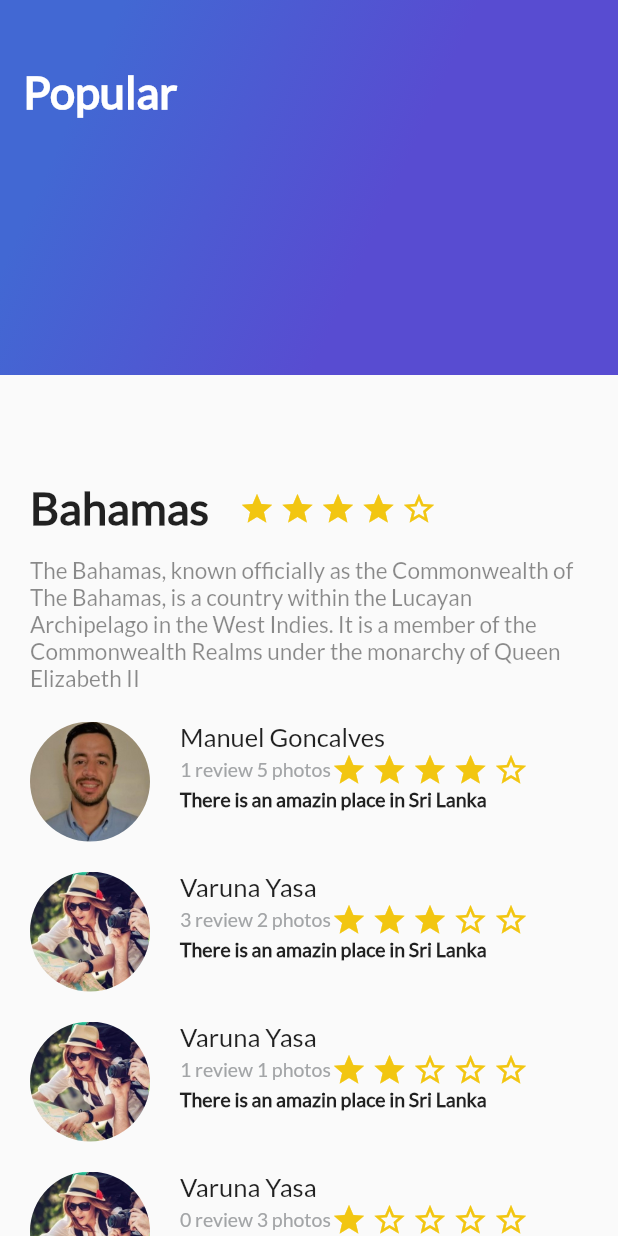
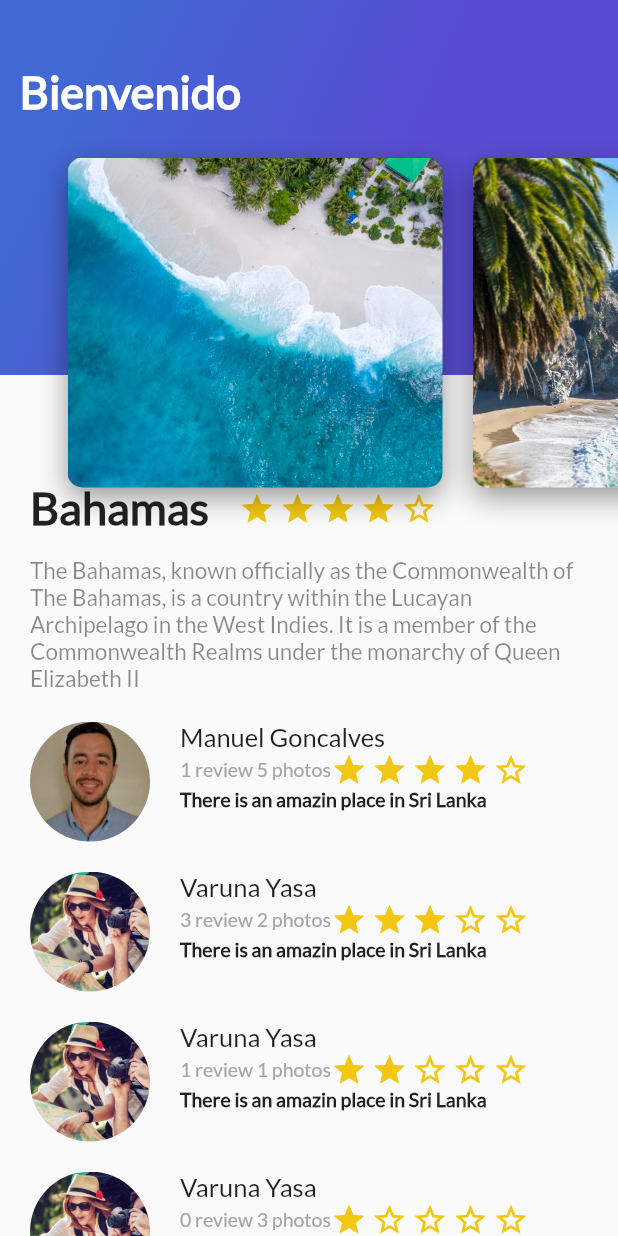
Before and after one commit to Manuel28G/PlatziFlutter, a Flutter app: the screen it shows after launch, on a phone screen of 412 x 824 dp. Run offline on Flutter 3.47's test engine with Material 2 defaults, Android fonts, the phone set to English and light mode, and no system bars.

Commit message:
Creating header

```diff
--- /dev/null
+++ b/lib/card_image_list.dart
@@ -0,0 +1,28 @@
+import 'package:com/card_image.dart';
+import 'package:flutter/material.dart';
+
+class CardImageList extends StatelessWidget{
+
+  @override
+  Widget build(BuildContext context) {
+    // TODO: implement build
+    return Container(
+      height: 350.0,
+      child: ListView(
+        padding: EdgeInsets.all(25.0),
+        scrollDirection: Axis.horizontal,
+        children: <Widget>[
+          CardImage("assets/img/beach.jpeg"),
+          CardImage("assets/img/beach_palm.jpeg"),
+          CardImage("assets/img/girl.jpg"),
+          CardImage("assets/img/mountain.jpeg"),
+          CardImage("assets/img/mountain_stars.jpeg"),
+          CardImage("assets/img/people.jpg"),
+          CardImage("assets/img/river.jpeg"),
+          CardImage("assets/img/sunset.jpeg"),
+        ],
+      ),
+    );
+  }
+
+}
--- /dev/null
+++ b/lib/header_appbar.dart
@@ -0,0 +1,18 @@
+import 'package:com/card_image_list.dart';
+import 'package:com/gradient_back.dart';
+import 'package:flutter/material.dart';
+
+class HeaderAppBar extends StatelessWidget{
+
+
+  @override
+  Widget build(BuildContext context) {
+    // TODO: implement build
+    return Stack(
+      children: <Widget>[
+        GradientBack(title: "Bienvenido"),
+        CardImageList(),
+      ],
+    );
+  }
+}
--- a/lib/main.dart
+++ b/lib/main.dart
@@ -1,5 +1,6 @@
 
 import 'package:com/gradient_back.dart';
+import 'package:com/header_appbar.dart';
 import 'package:com/review_list.dart';
 import 'package:flutter/material.dart';
 import 'description_place.dart';
@@ -39,7 +40,7 @@ class MyApp extends StatelessWidget {
                         ReviewList(),
                 ],
               ),
-              GradientBack(title: "Popular"),
+              HeaderAppBar(),
             ],
           ),
       )//MyHomePage(title: 'Flutter Demo Home Page'),
```
